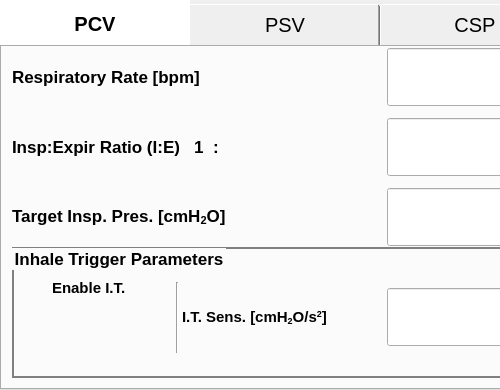
Before: the Qt Designer form gui/settings/settings.ui in MariuszSuchenek/MVM_GUI_test2, drawn with Qt 5; both pictures show x 0 to 500 and y 0 to 390 of the 800 by 390 pixel window.
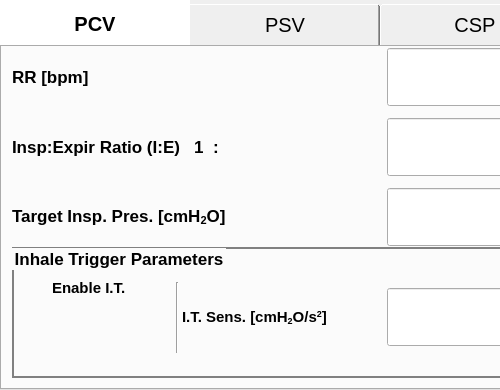
After: the same form once the commit is applied. Icons and pictures are not drawn. Custom widgets are drawn as their Qt base class.

Commit message: Respiratory Rate -> RR

Patch:
```diff
--- a/gui/settings/settings.ui
+++ b/gui/settings/settings.ui
@@ -138,7 +138,7 @@
          </font>
         </property>
         <property name="text">
-         <string>Respiratory Rate [bpm]</string>
+         <string>RR [bpm]</string>
         </property>
        </widget>
        <widget class="QLabel" name="label_2">
```
